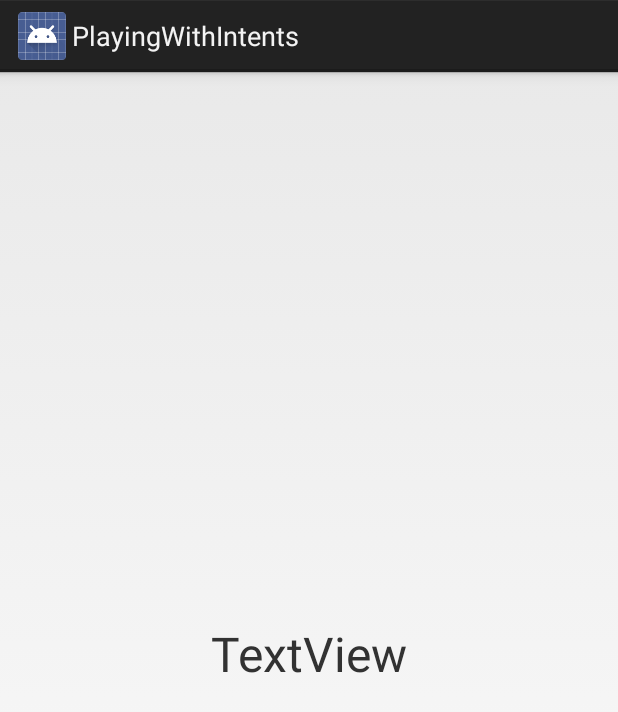
After one commit to larseknu/android_programmering_h2017, an Android app: the layout activity_get_time.xml on its own in the app's theme, with its tools: preview values and no code run, on a phone screen of 412 x 824 dp. The commit adds this screen. Shown: the top 712 px of the screen. Run offline under Robolectric (Android 15) with nearby library versions, the phone set to English and light mode, and no system bars.

Commit message:
Made the rest of the PlayingWithIntents examples

```diff
--- /dev/null
+++ b/Forelesning02/PlayingWithIntents/app/src/main/res/layout/activity_get_time.xml
@@ -0,0 +1,22 @@
+<?xml version="1.0" encoding="utf-8"?>
+<RelativeLayout xmlns:android="http://schemas.android.com/apk/res/android"
+    xmlns:tools="http://schemas.android.com/tools"
+    android:id="@+id/activity_get_time"
+    android:layout_width="match_parent"
+    android:layout_height="match_parent"
+    android:paddingBottom="@dimen/activity_vertical_margin"
+    android:paddingLeft="@dimen/activity_horizontal_margin"
+    android:paddingRight="@dimen/activity_horizontal_margin"
+    android:paddingTop="@dimen/activity_vertical_margin"
+    tools:context="no.hiof.larseknu.playingwithintents.GetTimeActivity">
+
+    <TextView
+        android:text="@string/time"
+        android:textSize="32sp"
+        android:layout_width="wrap_content"
+        android:layout_height="wrap_content"
+        android:id="@+id/text_view_time"
+        android:layout_centerVertical="true"
+        android:layout_centerHorizontal="true" />
+
+</RelativeLayout>
--- a/Forelesning02/PlayingWithIntents/app/src/main/res/layout/activity_main.xml
+++ b/Forelesning02/PlayingWithIntents/app/src/main/res/layout/activity_main.xml
@@ -20,7 +20,7 @@
         android:layout_weight="1"
         android:onClick="startOtherActivity"/>
 
-    <!--Button
+    <Button
         android:text="@string/implicitly_start_other_activity"
         android:layout_width="match_parent"
         android:layout_height="wrap_content"
@@ -58,5 +58,5 @@
         android:layout_height="wrap_content"
         android:id="@+id/button_run_service_job"
         android:layout_weight="1"
-        android:onClick="runServiceJob" /-->
+        android:onClick="runServiceJob" />
 </LinearLayout>
```
Also changed, not shown: Forelesning02/PlayingWithIntents/app/src/main/AndroidManifest.xml (+37 -1 lines), Forelesning02/PlayingWithIntents/app/src/main/java/no/hiof/larseknu/playingwithintents/AirPlaneModeReceiver.java (added, +17 -0 lines), Forelesning02/PlayingWithIntents/app/src/main/java/no/hiof/larseknu/playingwithintents/GetTimeActivity.java (added, +39 -0 lines), Forelesning02/PlayingWithIntents/app/src/main/java/no/hiof/larseknu/playingwithintents/MainActivity.java (+44 -0 lines), Forelesning02/PlayingWithIntents/app/src/main/java/no/hiof/larseknu/playingwithintents/MyIntentService.java (added, +63 -0 lines), Forelesning02/PlayingWithIntents/app/src/main/res/values/strings.xml (+11 -1 lines), Forelesning02/PlayingWithIntents/app/src/main/ic_launcher-web.png (added), Forelesning02/PlayingWithIntents/app/src/main/res/mipmap-hdpi/ic_launcher.png, Forelesning02/PlayingWithIntents/app/src/main/res/mipmap-hdpi/ic_launcher_round.png (deleted), Forelesning02/PlayingWithIntents/app/src/main/res/mipmap-mdpi/ic_launcher.png, Forelesning02/PlayingWithIntents/app/src/main/res/mipmap-mdpi/ic_launcher_round.png (deleted), Forelesning02/PlayingWithIntents/app/src/main/res/mipmap-xhdpi/ic_launcher.png, Forelesning02/PlayingWithIntents/app/src/main/res/mipmap-xhdpi/ic_launcher_round.png (deleted), Forelesning02/PlayingWithIntents/app/src/main/res/mipmap-xxhdpi/ic_launcher.png, 3 more files.
